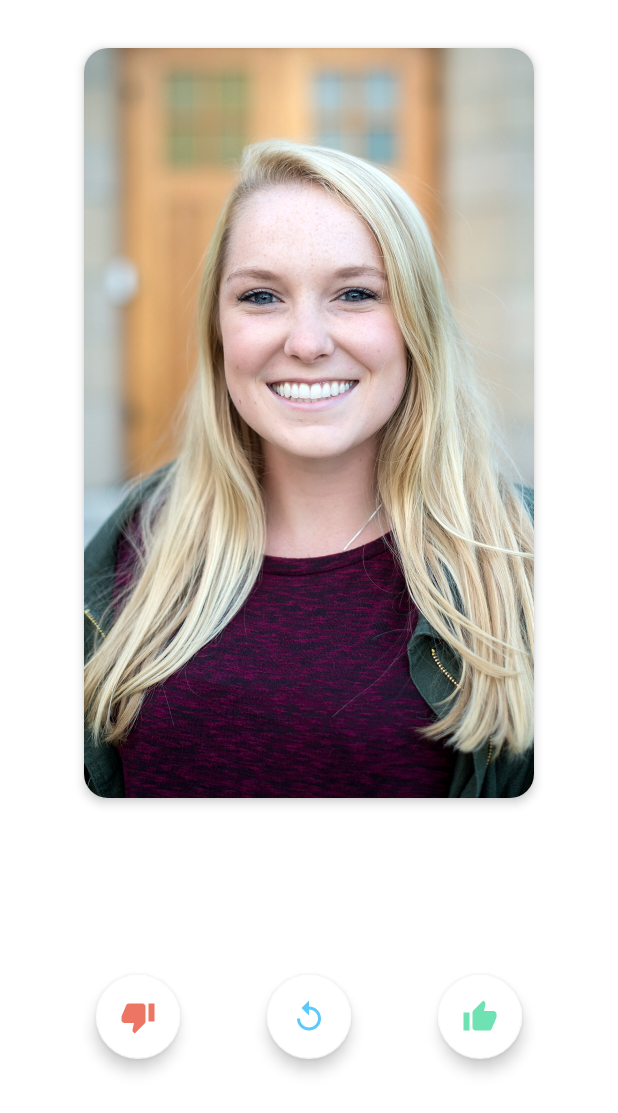
After one commit to ahnafnafee/Roomie, an Android app: the layout main_activity_old.xml on its own in the app's theme, with its tools: preview values and no code run, on a phone screen of 412 x 824 dp. The commit adds this screen. Shown: the top 1113 px of the screen. Run offline under Robolectric (Android 15) with nearby library versions, the phone set to English and light mode, and no system bars.

Commit message:
Image Swipe functionality added

```diff
--- a/app/src/main/AndroidManifest.xml
+++ b/app/src/main/AndroidManifest.xml
@@ -25,7 +25,9 @@
             </intent-filter>
         </activity>
         <activity android:name=".MainActivity" />
-        <activity android:name=".CardStack" />
+        <activity
+            android:name=".CardStack"
+            android:theme="@style/CardTheme" />
     </application>
 
 </manifest>
--- a/app/src/main/java/com/example/roomieprototype/LoginActivity.java
+++ b/app/src/main/java/com/example/roomieprototype/LoginActivity.java
@@ -191,7 +191,7 @@ public class LoginActivity extends AppCompatActivity implements LoaderCallbacks<
             // Show a progress spinner, and kick off a background task to
             // perform the user login attempt.
             showProgress(true);
-            Intent myIntent = new Intent(getBaseContext(), MainActivity.class);
+            Intent myIntent = new Intent(getBaseContext(), CardStack.class);
             startActivity(myIntent);
             mAuthTask = new UserLoginTask(email, password);
             mAuthTask.execute((Void) null);
--- /dev/null
+++ b/app/src/main/res/layout/main_activity_old.xml
@@ -0,0 +1,80 @@
+<?xml version="1.0" encoding="utf-8"?>
+<LinearLayout xmlns:android="http://schemas.android.com/apk/res/android"
+    xmlns:app="http://schemas.android.com/apk/res-auto"
+    xmlns:tools="http://schemas.android.com/tools"
+    android:layout_width="match_parent"
+    android:layout_height="match_parent"
+    android:orientation="vertical"
+    android:padding="16dp"
+    tools:context=".MainActivity">
+
+
+    <com.google.android.material.card.MaterialCardView
+        android:id="@+id/material_card"
+        android:layout_width="300dp"
+        android:layout_height="500dp"
+        android:layout_gravity="center_horizontal"
+        android:layout_marginTop="16dp"
+        app:cardBackgroundColor="@android:color/white"
+        app:cardCornerRadius="16dp"
+        app:cardElevation="4dp"
+        app:cardMaxElevation="5dp"
+        app:cardPreventCornerOverlap="true">
+
+        <ImageView
+            android:id="@+id/people_image"
+            android:layout_width="match_parent"
+            android:layout_height="match_parent"
+            android:contentDescription="@string/people_picture"
+            android:scaleType="centerCrop"
+            android:src="@drawable/pic1" />
+
+    </com.google.android.material.card.MaterialCardView>
+
+    <RelativeLayout
+        android:layout_width="match_parent"
+        android:layout_height="match_parent"
+        android:layout_gravity="center_vertical"
+        android:layout_marginTop="16dp">
+
+        <com.google.android.material.floatingactionbutton.FloatingActionButton
+            android:id="@+id/skip_button"
+            android:layout_width="wrap_content"
+            android:layout_height="wrap_content"
+            android:layout_alignParentStart="true"
+            android:layout_centerInParent="true"
+            android:layout_marginStart="48dp"
+            android:hapticFeedbackEnabled="true"
+            android:src="@drawable/skip_red"
+            app:backgroundTint="@android:color/white"
+            app:fabSize="auto"
+            app:tint="#ED7563" />
+
+        <com.google.android.material.floatingactionbutton.FloatingActionButton
+            android:id="@+id/rewind_button"
+            android:layout_width="wrap_content"
+            android:layout_height="wrap_content"
+            android:layout_centerInParent="true"
+            android:hapticFeedbackEnabled="true"
+            android:src="@drawable/rewind_blue"
+            app:backgroundTint="@android:color/white"
+            app:fabSize="auto"
+            app:tint="#5BC9FA" />
+
+        <com.google.android.material.floatingactionbutton.FloatingActionButton
+            android:id="@+id/like_button"
+            android:layout_width="wrap_content"
+            android:layout_height="wrap_content"
+            android:layout_alignParentEnd="true"
+            android:layout_centerInParent="true"
+            android:layout_marginEnd="48dp"
+            android:hapticFeedbackEnabled="true"
+            android:src="@drawable/like_green"
+            app:backgroundTint="@android:color/white"
+            app:fabSize="auto"
+            app:tint="#6FE2B3"
+            tools:ignore="RelativeOverlap" />
+
+    </RelativeLayout>
+
+</LinearLayout>
--- a/app/src/main/res/values/styles.xml
+++ b/app/src/main/res/values/styles.xml
@@ -1,6 +1,12 @@
 <resources xmlns:tools="http://schemas.android.com/tools">
 
     <style name="AppTheme" parent="Theme.MaterialComponents.Light.NoActionBar">
+        <item name="colorPrimary">@color/colorPrimary</item>
+        <item name="colorPrimaryDark">@color/colorPrimaryDark</item>
+        <item name="colorAccent">@color/colorAccent</item>
+    </style>
+
+    <style name="CardTheme" parent="Theme.MaterialComponents.Light.DarkActionBar">
         <item name="colorPrimary">@color/colorPrimary</item>
         <item name="colorPrimaryDark">@color/colorPrimaryDark</item>
         <item name="colorAccent">@color/colorAccent</item>
```
Also changed, not shown: app/src/main/java/com/example/roomieprototype/CardStack.java (+37 -19 lines), app/src/main/java/com/example/roomieprototype/MainActivity.java (+13 -16 lines), app/src/main/res/layout/cardstack_expt.xml (deleted, +0 -52 lines), app/src/main/res/layout/main_activity.xml (+34 -51 lines), app/src/main/res/layout/swipe_card.xml (renamed from app/src/main/res/layout/itemspot_expt.xml, +5 -5 lines).
